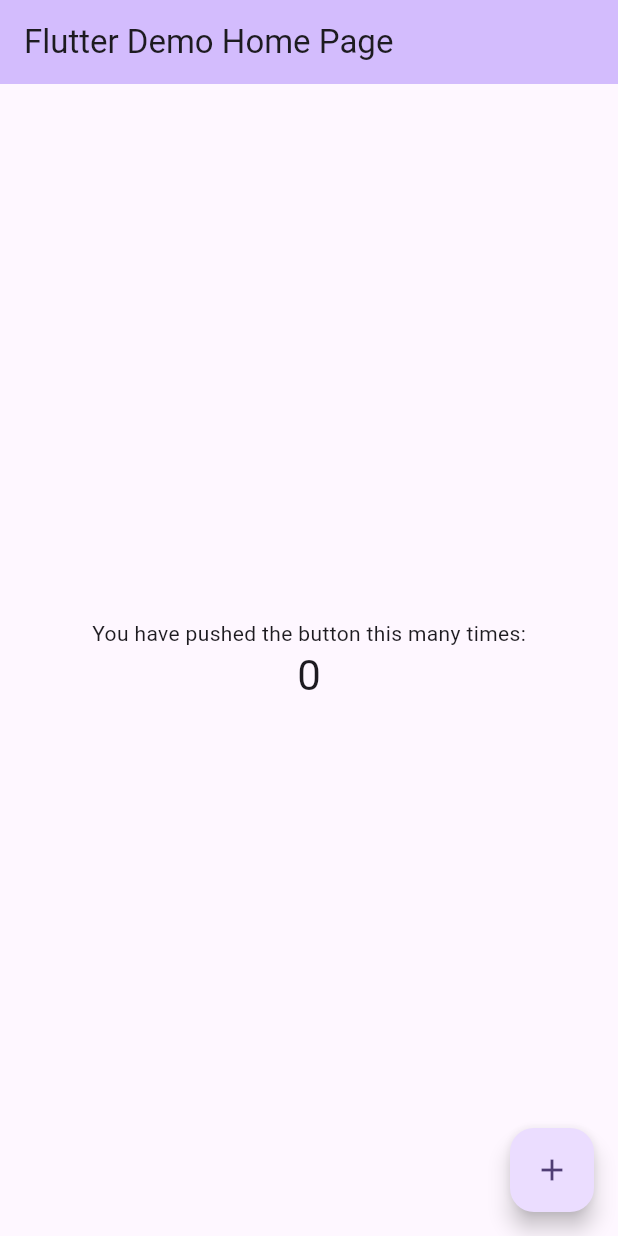
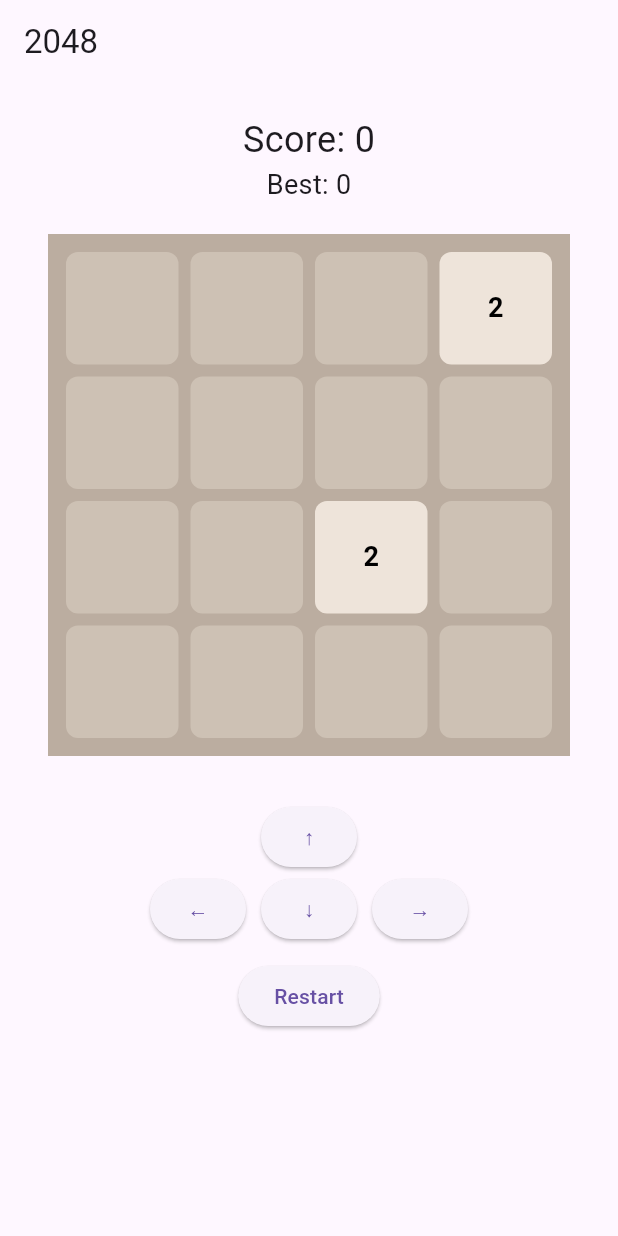
Before and after one commit to mlee9568/368_finalproject, a Flutter app: the screen it shows after launch, on a phone screen of 412 x 824 dp. Run offline on Flutter 3.47's test engine with Material 3 defaults, Android fonts, the phone set to English and light mode, and no system bars; our stand-ins replace flutter_bloc, just_audio.

Commit message:
Final project

```diff
--- /dev/null
+++ b/assets/highscore.txt
@@ -0,0 +1 @@
+20423
--- /dev/null
+++ b/lib/game_state.dart
@@ -0,0 +1,264 @@
+// game_state.dart
+// Michelle Lee
+
+import "dart:io";
+import "dart:math";
+import "package:flutter_bloc/flutter_bloc.dart";
+import "package:just_audio/just_audio.dart";
+import "package:path_provider/path_provider.dart";
+
+class GameState
+{
+  AudioPlayer player;
+  List<List<int>> board;
+  int score;
+  int highScore;
+
+  // constructor for emit() - keeps the existing player
+  GameState
+  ({ required this.player,
+     required this.board,
+     required this.score,
+     required this.highScore,
+  });
+
+  GameState.init( this.board, this.score, this.highScore )
+  : player = AudioPlayer();
+
+  void dispose()
+  { player.dispose(); }
+
+  bool isGameOver()
+  {
+    for ( int r = 0; r < 4; r++ )
+    { for ( int c = 0; c < 4; c++ )
+      { // empty cell
+        if (board[r][c] == 0) return false;
+        // check right
+        if (c < 3 && board[r][c] == board[r][c + 1]) return false;
+        // check below
+        if (r < 3 && board[r][c] == board[r + 1][c]) return false;
+      }
+    }
+    return true;
+  }
+}
+
+class GameCubit extends Cubit<GameState>
+{
+  GameCubit() : super( GameState.init(_newBoard(), 0, 0) )
+  {
+    _addRandomTile();
+    _addRandomTile();
+    loadHighScore();
+  }
+
+  // create a new 4x4 list filled with 0s
+  static List<List<int>> _newBoard()
+  {
+    List<List<int>> board = [];
+    for ( int i = 0; i < 4; i++ )
+    { List<int> row = [];
+      for ( int j = 0; j < 4; j++ )
+      { row.add(0); }
+      board.add(row);
+    }
+    return board;
+  }
+
+  void update()
+  { emit
+    ( GameState
+      ( player: state.player,
+        board: state.board,
+        score: state.score,
+        highScore: state.highScore,
+      ),
+    );
+  }
+
+  // play the merge sound effect
+  Future<void> playMergeSound() async
+  {
+    await state.player.setAsset('assets/sounds/sound.mp3');
+    state.player.play();
+  }
+
+  Future<String> whereAmI() async
+  {
+    Directory mainDir = await getApplicationDocumentsDirectory();
+    String mainDirPath = mainDir.path;
+    return mainDirPath;
+  }
+
+  Future<void> loadHighScore() async
+  {
+    String myStuff = await whereAmI();
+    String filePath = "$myStuff/highscore.txt";
+    File fodder = File(filePath);
+
+      String contents = fodder.readAsStringSync();
+      state.highScore = int.parse(contents.trim());
+
+    update();
+  }
+
+  Future<void> saveHighScore() async
+  {
+    String myStuff = await whereAmI();
+    String filePath = "$myStuff/highscore.txt";
+    File fodder = File(filePath);
+    fodder.writeAsStringSync("${state.highScore}");
+  }
+
+  void _checkHighScore()
+  {
+    if (state.score > state.highScore)
+    {
+      state.highScore = state.score;
+      saveHighScore();
+    }
+  }
+
+  void _addRandomTile()
+  {
+    List<List<int>> empty = [];
+    //loop through and we find all empty cells
+    for ( int i = 0; i < 4; i++ )
+    { for ( int j = 0; j < 4; j++ )
+      { if (state.board[i][j] == 0) empty.add([i, j]); }
+    }
+    if (empty.isEmpty) return;
+    var spot = empty[Random().nextInt(empty.length)];
+
+    state.board[spot[0]][spot[1]] = 2;
+  }
+
+  void moveUp()
+  {
+    // gets current baord
+    List<List<int>> before = List.generate(4, (r) => List.from(state.board[r]));
+    for ( int r = 0; r < 4; r++ )
+    {
+      // find all nonzero values in the row and put them in a list
+      List<int> row = state.board[r].where((v) => v != 0).toList();
+      for ( int c = 0; c < row.length - 1; c++ )
+      {
+        // if value to the right is the same, merge and update score
+        if (row[c] == row[c + 1])
+        {
+          row[c] *= 2;
+          state.score += row[c];
+          row.removeAt(c + 1);
+          playMergeSound();
+        }
+      }
+      // add back empty cells to the end of the row
+      while (row.length < 4){
+        row.add(0);
+      }
+      state.board[r] = row;
+    }
+    // it any blocks are merged
+    if (_boardChanged(before, state.board)) _addRandomTile();
+    _checkHighScore();
+    update();
+  }
+
+  void moveDown()
+  {
+    List<List<int>> before = List.generate(4, (r) => List.from(state.board[r]));
+    for ( int r = 0; r < 4; r++ )
+    {
+      List<int> row = state.board[r].where((v) => v != 0).toList().reversed.toList();
+      for ( int c = 0; c < row.length - 1; c++ )
+      {
+        if (row[c] == row[c + 1])
+        {
+          row[c] *= 2;
+          state.score += row[c];
+          row.removeAt(c + 1);
+          playMergeSound();
+        }
+      }
+      while (row.length < 4) row.add(0);
+      state.board[r] = row.reversed.toList();
+    }
+    if (_boardChanged(before, state.board)) _addRandomTile();
+    _checkHighScore();
+    update();
+  }
+
+  void moveLeft()
+  {
+    List<List<int>> before = List.generate(4, (r) => List.from(state.board[r]));
+    for ( int c = 0; c < 4; c++ )
+    {
+      List<int> col = [ for (int r = 0; r < 4; r++) state.board[r][c] ]
+                      .where((v) => v != 0)
+                      .toList();
+      for ( int r = 0; r < col.length - 1; r++ )
+      {
+        if (col[r] == col[r + 1])
+        {
+          col[r] *= 2;
+          state.score += col[r];
+          col.removeAt(r + 1);
+          playMergeSound();
+        }
+      }
+      while (col.length < 4) col.add(0);
+      for ( int r = 0; r < 4; r++ ) state.board[r][c] = col[r];
+    }
+    if (_boardChanged(before, state.board)) _addRandomTile();
+    _checkHighScore();
+    update();
+  }
+
+  void moveRight()
+  {
+    List<List<int>> before = List.generate(4, (r) => List.from(state.board[r]));
+    for ( int c = 0; c < 4; c++ )
+    {
+      List<int> col = [ for (int r = 0; r < 4; r++) state.board[r][c] ]
+                      .where((v) => v != 0)
+                      .toList()
+                      .reversed
+                      .toList();
+      for ( int r = 0; r < col.length - 1; r++ )
+      {
+        if (col[r] == col[r + 1])
+        {
+          col[r] *= 2;
+          state.score += col[r];
+          col.removeAt(r + 1);
+          playMergeSound();
+        }
+      }
+      while (col.length < 4) col.add(0);
+      col = col.reversed.toList();
+      for ( int r = 0; r < 4; r++ ) state.board[r][c] = col[r];
+    }
+    if (_boardChanged(before, state.board)) _addRandomTile();
+    _checkHighScore();
+    update();
+  }
+
+  bool _boardChanged( List<List<int>> before, List<List<int>> after )
+  {
+    for ( int r = 0; r < 4; r++ )
+    { for ( int c = 0; c < 4; c++ )
+      { if (before[r][c] != after[r][c]) return true; }
+    }
+    return false;
+  }
+
+  void restart()
+  {
+    state.board = _newBoard();
+    state.score = 0;
+    _addRandomTile();
+    _addRandomTile();
+    update();
+  }
+}
--- a/lib/main.dart
+++ b/lib/main.dart
@@ -1,122 +1,137 @@
-import 'package:flutter/material.dart';
+// main.dart
+// Michelle Lee
 
-void main() {
-  runApp(const MyApp());
+import "package:flutter/material.dart";
+import "package:flutter/services.dart";
+import "package:flutter_bloc/flutter_bloc.dart";
+import "game_state.dart";
+import "tile_widget.dart";
+
+void main()
+{ runApp(MyApp());
 }
 
-class MyApp extends StatelessWidget {
-  const MyApp({super.key});
-
-  // This widget is the root of your application.
+class MyApp extends StatelessWidget
+{
   @override
-  Widget build(BuildContext context) {
-    return MaterialApp(
-      title: 'Flutter Demo',
-      theme: ThemeData(
-        // This is the theme of your application.
-        //
-        // TRY THIS: Try running your application with "flutter run". You'll see
-        // the application has a purple toolbar. Then, without quitting the app,
-        // try changing the seedColor in the colorScheme below to Colors.green
-        // and then invoke "hot reload" (save your changes or press the "hot
-        // reload" button in a Flutter-supported IDE, or press "r" if you used
-        // the command line to start the app).
-        //
-        // Notice that the counter didn't reset back to zero; the application
-        // state is not lost during the reload. To reset the state, use hot
-        // restart instead.
-        //
-        // This works for code too, not just values: Most code changes can be
-        // tested with just a hot reload.
-        colorScheme: .fromSeed(seedColor: Colors.deepPurple),
-      ),
-      home: const MyHomePage(title: 'Flutter Demo Home Page'),
+  Widget build(BuildContext context)
+  { return MaterialApp
+    ( title: "2048",
+      home: GameHome(),
     );
   }
 }
 
-class MyHomePage extends StatefulWidget {
-  const MyHomePage({super.key, required this.title});
-
-  // This widget is the home page of your application. It is stateful, meaning
-  // that it has a State object (defined below) that contains fields that affect
-  // how it looks.
-
-  // This class is the configuration for the state. It holds the values (in this
-  // case the title) provided by the parent (in this case the App widget) and
-  // used by the build method of the State. Fields in a Widget subclass are
-  // always marked "final".
-
-  final String title;
-
+class GameHome extends StatelessWidget
+{
   @override
-  State<MyHomePage> createState() => _MyHomePageState();
-}
-
-class _MyHomePageState extends State<MyHomePage> {
-  int _counter = 0;
-
-  void _incrementCounter() {
-    setState(() {
-      // This call to setState tells the Flutter framework that something has
-      // changed in this State, which causes it to rerun the build method below
-      // so that the display can reflect the updated values. If we changed
-      // _counter without calling setState(), then the build method would not be
-      // called again, and so nothing would appear to happen.
-      _counter++;
-    });
-  }
-
-  @override
-  Widget build(BuildContext context) {
-    // This method is rerun every time setState is called, for instance as done
-    // by the _incrementCounter method above.
-    //
-    // The Flutter framework has been optimized to make rerunning build methods
-    // fast, so that you can just rebuild anything that needs updating rather
-    // than having to individually change instances of widgets.
-    return Scaffold(
-      appBar: AppBar(
-        // TRY THIS: Try changing the color here to a specific color (to
-        // Colors.amber, perhaps?) and trigger a hot reload to see the AppBar
-        // change color while the other colors stay the same.
-        backgroundColor: Theme.of(context).colorScheme.inversePrimary,
-        // Here we take the value from the MyHomePage object that was created by
-        // the App.build method, and use it to set our appbar title.
-        title: Text(widget.title),
-      ),
-      body: Center(
-        // Center is a layout widget. It takes a single child and positions it
-        // in the middle of the parent.
-        child: Column(
-          // Column is also a layout widget. It takes a list of children and
-          // arranges them vertically. By default, it sizes itself to fit its
-          // children horizontally, and tries to be as tall as its parent.
-          //
-          // Column has various properties to control how it sizes itself and
-          // how it positions its children. Here we use mainAxisAlignment to
-          // center the children vertically; the main axis here is the vertical
-          // axis because Columns are vertical (the cross axis would be
-          // horizontal).
-          //
-          // TRY THIS: Invoke "debug painting" (choose the "Toggle Debug Paint"
-          // action in the IDE, or press "p" in the console), to see the
-          // wireframe for each widget.
-          mainAxisAlignment: .center,
-          children: [
-            const Text('You have pushed the button this many times:'),
-            Text(
-              '$_counter',
-              style: Theme.of(context).textTheme.headlineMedium,
-            ),
-          ],
-        ),
-      ),
-      floatingActionButton: FloatingActionButton(
-        onPressed: _incrementCounter,
-        tooltip: 'Increment',
-        child: const Icon(Icons.add),
+  Widget build(BuildContext context)
+  { return BlocProvider<GameCubit>
+    ( create: (context) => GameCubit(),
+      child: BlocBuilder<GameCubit, GameState>
+      ( builder: (context, state) => GameView(),
       ),
     );
   }
 }
+
+class GameView extends StatelessWidget
+{
+  @override
+  Widget build(BuildContext context)
+  {
+    GameCubit gc = BlocProvider.of<GameCubit>(context);
+    GameState gs = gc.state;
+
+    // Create the 4x4 grid using TileWidgets
+    Row theGrid = Row(mainAxisSize: MainAxisSize.min, children: []);
+    for (int i = 0; i < 4; i++)
+    { Column col = Column(children: []);
+      for (int j = 0; j < 4; j++)
+      { col.children.add(TileWidget(gs.board[i][j])); }
+      theGrid.children.add(col);
+    }
+    // keyboard implementation
+    return Focus
+    ( autofocus: true,
+      onKeyEvent: (_, event)
+      {
+        if (event is! KeyDownEvent)
+        {
+          return KeyEventResult.ignored;
+        }
+        if (event.logicalKey == LogicalKeyboardKey.arrowUp)
+        {
+          gc.moveUp();
+          return KeyEventResult.handled;
+        }
+        if (event.logicalKey == LogicalKeyboardKey.arrowDown)
+        {
+          gc.moveDown();
+          return KeyEventResult.handled;
+        }
+        if (event.logicalKey == LogicalKeyboardKey.arrowLeft)
+        {
+          gc.moveLeft();
+          return KeyEventResult.handled;
+        }
+        if (event.logicalKey == LogicalKeyboardKey.arrowRight)
+        {
+          gc.moveRight();
+          return KeyEventResult.handled;
+        }
+        return KeyEventResult.ignored;
+      },
+      child: Scaffold
+      ( appBar: AppBar(title: Text("2048")),
+        // swipe implementation
+        body: GestureDetector
+        ( onVerticalDragEnd: (details)
+          { if (details.primaryVelocity! < 0) { gc.moveUp(); }
+            else { gc.moveDown(); }
+          },
+          onHorizontalDragEnd: (details)
+          { if (details.primaryVelocity! < 0) { gc.moveLeft(); }
+            else { gc.moveRight(); }
+          },
+          child: Column
+          ( children:
+            [ Container(height: 20),
+              Text("Score: ${gs.score}", style: TextStyle(fontSize: 24)),
+              Text("Best: ${gs.highScore}", style: TextStyle(fontSize: 18)),
+              Container(height: 20),
+              Container // brown game board background
+              ( color: Color(0xFFBBADA0),
+                padding: EdgeInsets.all(8),
+                child: theGrid,
+              ),
+              Container(height: 20),
+              gs.isGameOver()
+                ? Text("Game Over!", style: TextStyle(fontSize: 32, color: Colors.red))
+                : Container(),
+              Container(height: 10),
+              Row // up button
+              ( mainAxisAlignment: MainAxisAlignment.center,
+                children:
+                [ ElevatedButton(onPressed: () => gc.moveUp(), child: Text("↑")),
+                ],
+              ),
+              Row // left, down, right buttons
+              ( mainAxisAlignment: MainAxisAlignment.center,
+                children:
+                [ ElevatedButton(onPressed: () => gc.moveLeft(), child: Text("←")),
+                  Container(width: 10),
+                  ElevatedButton(onPressed: () => gc.moveDown(), child: Text("↓")),
+                  Container(width: 10),
+                  ElevatedButton(onPressed: () => gc.moveRight(), child: Text("→")),
+                ],
+              ),
+              Container(height: 10),
+              ElevatedButton(onPressed: () => gc.restart(), child: Text("Restart")),
+            ],
+          ),
+        ),
+      ),
+    );
+  }
+}
--- /dev/null
+++ b/lib/tile_widget.dart
@@ -0,0 +1,52 @@
+// tile_widget.dart
+// Michelle Lee
+
+import "package:flutter/material.dart";
+
+class TileWidget extends StatelessWidget {
+  final int value;
+
+  TileWidget(this.value);
+
+  Color getTileColor() {
+    switch (value) {
+      case 2:    return Color(0xFFEEE4DA);
+      case 4:    return Color(0xFFEDE0C8);
+      case 8:    return Color(0xFFF2B179);
+      case 16:   return Color(0xFFF59563);
+      case 32:   return Color(0xFFF67C5F);
+      case 64:   return Color(0xFFF65E3B);
+      case 128:  return Color(0xFFEDCF72);
+      case 256:  return Color(0xFFEDCC61);
+      case 512:  return Color(0xFFEDC850);
+      case 1024: return Color(0xFFEDC53F);
+      case 2048: return Color(0xFFEDC22E);
+      default:   return Color(0xFFCDC1B4);
+    }
+  }
+
+  @override
+  Widget build(BuildContext context) {
+    return Padding(
+      padding: EdgeInsets.all(4.0),
+      child: Container(
+        width: 75,
+        height: 75,
+        decoration: BoxDecoration(
+          color: getTileColor(),
+          borderRadius: BorderRadius.circular(8),
+        ),
+        child: Center(
+          child: Text(
+            value == 0 ? "" : "$value",
+            style: TextStyle(
+              fontSize: 18,
+              fontWeight: FontWeight.bold,
+              color: Color(0xFF000000),
+            ),
+          ),
+        ),
+      ),
+    );
+  }
+}
```
Also changed, not shown: pubspec.yaml (+7 -0 lines), pubspec.lock, 18 other files.
